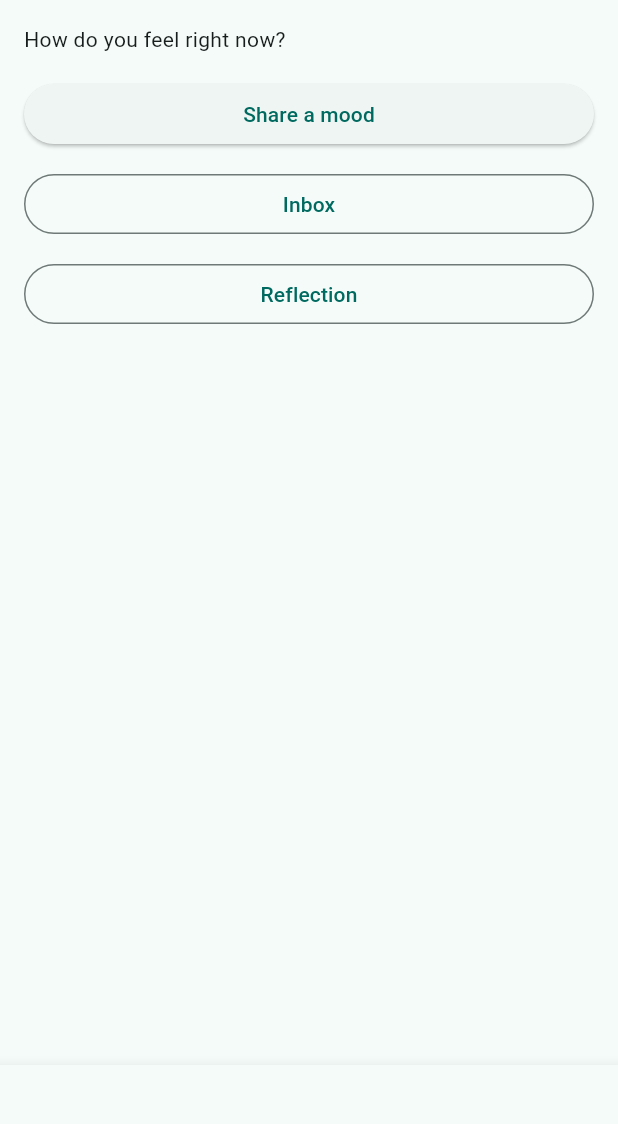
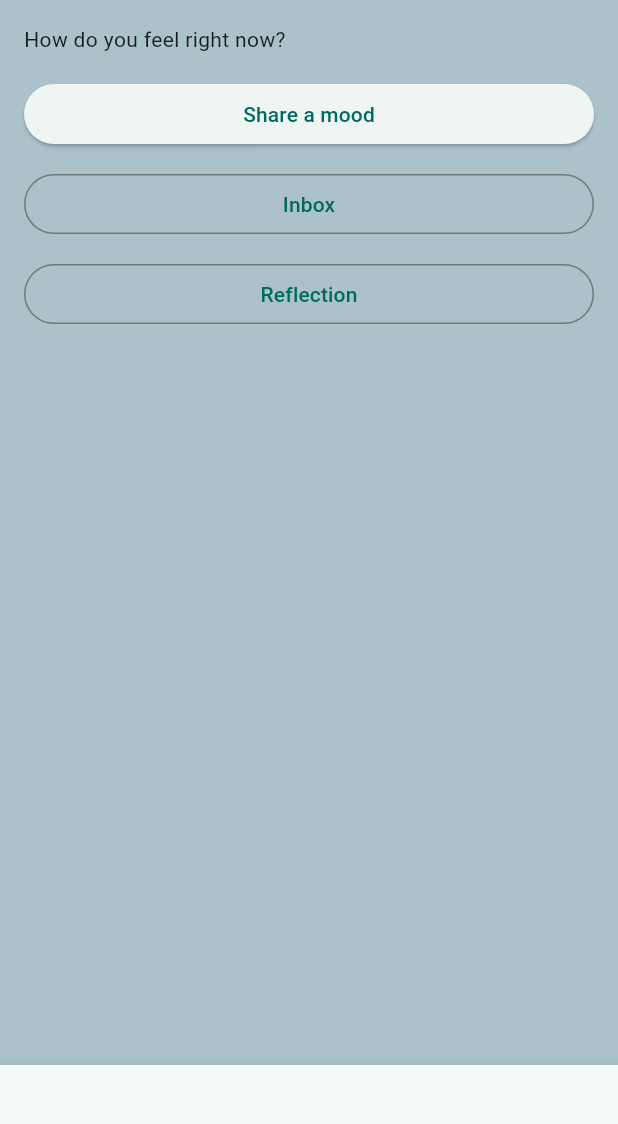
Before and after one commit to golcuil/WeAreMany, a Flutter app: the screen it shows after launch, on a phone screen of 412 x 824 dp, the part 84-1208 px from its top. Run offline on Flutter 3.47's test engine with Material 3 defaults, Android fonts, the phone set to English and light mode, and no system bars; our stand-ins replace flutter_riverpod, shared_preferences; network calls fail.

Commit message:
feat(home): implement collective pulse with animated gradient and polling

```diff
--- a/lib/features/home/home_screen.dart
+++ b/lib/features/home/home_screen.dart
@@ -4,6 +4,8 @@ import 'package:flutter_riverpod/flutter_riverpod.dart';
 import '../../content/helpful_series_v1.dart';
 import '../inbox/inbox_screen.dart';
 import '../mood/mood_entry_screen.dart';
+import '../pulse/pulse_controller.dart';
+import '../pulse/widgets/collective_pulse_background.dart';
 import '../reflection/reflection_screen.dart';
 import 'home_providers.dart';
 import '../profile/profile_providers.dart';
@@ -18,10 +20,13 @@ class HomeScreen extends ConsumerWidget {
   Widget build(BuildContext context, WidgetRef ref) {
     final historyAsync = ref.watch(moodHistoryEntriesProvider);
     final similarCount = ref.watch(similarCountProvider);
+    final pulseState = ref.watch(pulseControllerProvider);
     return Scaffold(
       key: const Key('home_screen'),
       appBar: AppBar(title: const Text('We Are Many')),
-      body: ListView(
+      body: CollectivePulseBackground(
+        distribution: pulseState.distribution,
+        child: ListView(
           padding: const EdgeInsets.all(16),
           children: [
             const Text('How do you feel right now?'),
@@ -83,7 +88,8 @@ class HomeScreen extends ConsumerWidget {
                             onPressed: () {
                               Navigator.of(context).push(
                                 MaterialPageRoute(
-                                builder: (_) => HelpfulDetailScreen(card: card),
+                                  builder: (_) =>
+                                      HelpfulDetailScreen(card: card),
                                 ),
                               );
                             },
@@ -100,6 +106,7 @@ class HomeScreen extends ConsumerWidget {
             ),
           ],
         ),
+      ),
     );
   }
 }
--- /dev/null
+++ b/lib/features/pulse/widgets/collective_pulse_background.dart
@@ -0,0 +1,109 @@
+import 'package:flutter/material.dart';
+
+class CollectivePulseBackground extends StatelessWidget {
+  const CollectivePulseBackground({
+    super.key,
+    required this.distribution,
+    required this.child,
+  });
+
+  final Map<String, int> distribution;
+  final Widget child;
+
+  static const Color _mistyBlue = Color(0xFFAEC6CF);
+  static const Color _softGold = Color(0xFFF4D35E);
+  static const Color _warmAmber = Color(0xFFF0B429);
+  static const Color _indigo = Color(0xFF7C83A6);
+  static const Color _dustyBlue = Color(0xFFA7B3C2);
+  static const Color _sage = Color(0xFFB2C9AB);
+
+  @override
+  Widget build(BuildContext context) {
+    final gradient = _buildGradient(distribution);
+    return AnimatedContainer(
+      duration: const Duration(seconds: 8),
+      curve: Curves.easeInOut,
+      decoration: BoxDecoration(gradient: gradient),
+      child: Container(
+        color: Colors.black.withValues(alpha: 0.02),
+        child: child,
+      ),
+    );
+  }
+
+  LinearGradient _buildGradient(Map<String, int> distribution) {
+    if (distribution.isEmpty) {
+      return const LinearGradient(
+        begin: Alignment.topLeft,
+        end: Alignment.bottomRight,
+        colors: [_mistyBlue, _mistyBlue],
+      );
+    }
+
+    final entries = distribution.entries
+        .where((entry) => entry.value > 0)
+        .toList()
+      ..sort((a, b) => b.value.compareTo(a.value));
+
+    if (entries.isEmpty) {
+      return const LinearGradient(
+        begin: Alignment.topLeft,
+        end: Alignment.bottomRight,
+        colors: [_mistyBlue, _mistyBlue],
+      );
+    }
+
+    final top = entries.take(3).toList();
+    final total = top.fold<int>(0, (sum, entry) => sum + entry.value);
+    if (total <= 0) {
+      return const LinearGradient(
+        begin: Alignment.topLeft,
+        end: Alignment.bottomRight,
+        colors: [_mistyBlue, _mistyBlue],
+      );
+    }
+
+    final colors = top.map((entry) => _colorForEmotion(entry.key)).toList();
+    final stops = <double>[];
+    var cumulative = 0.0;
+    for (final entry in top) {
+      cumulative += entry.value / total;
+      stops.add(cumulative.clamp(0.0, 1.0));
+    }
+    if (colors.length == 1) {
+      colors.add(colors.first);
+      stops
+        ..clear()
+        ..addAll([1.0, 1.0]);
+    } else if (colors.length == 2) {
+      colors.add(colors.last);
+      stops.add(1.0);
+    }
+
+    return LinearGradient(
+      begin: Alignment.topLeft,
+      end: Alignment.bottomRight,
+      colors: colors,
+      stops: stops,
+    );
+  }
+
+  Color _colorForEmotion(String emotion) {
+    switch (emotion.toLowerCase()) {
+      case 'calm':
+        return _mistyBlue;
+      case 'hopeful':
+      case 'content':
+        return _softGold;
+      case 'happy':
+        return _warmAmber;
+      case 'anxious':
+      case 'overwhelmed':
+        return _indigo;
+      case 'sad':
+        return _dustyBlue;
+      default:
+        return _sage;
+    }
+  }
+}
```
Also changed, not shown: lib/core/network/api_client.dart (+8 -0 lines), lib/core/network/models.dart (+25 -0 lines), lib/features/pulse/pulse_controller.dart (added, +108 -0 lines), tasks/tasks.yaml (+34 -0 lines), 1 other file. Lines whose indentation alone changed are shown as unchanged.
